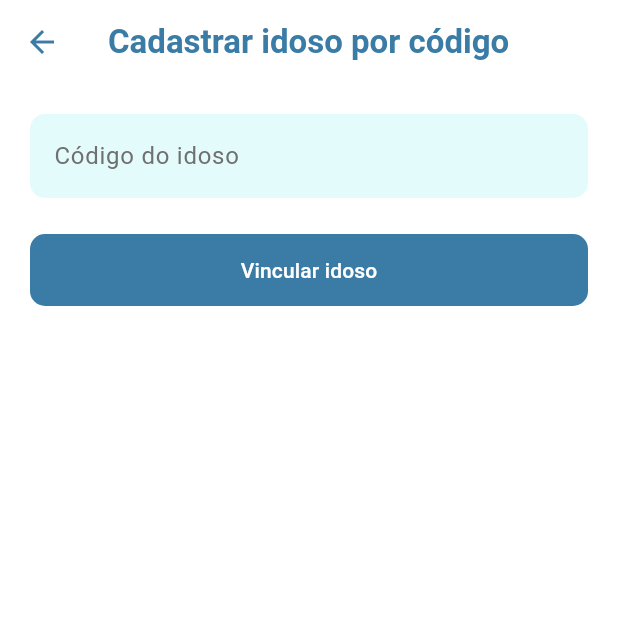
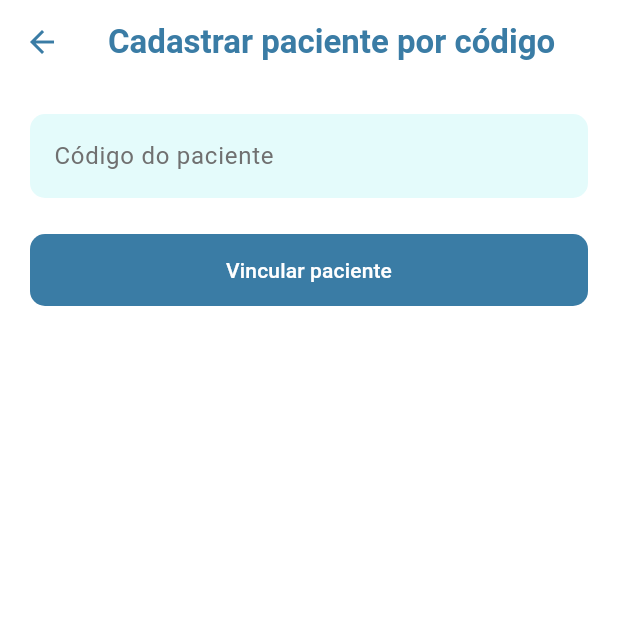
Before and after one commit to Pedro0826/Lembrar-Plus, a Flutter app: the RegisterCodigoIdosoPage screen opened by its route, on a phone screen of 412 x 824 dp, the top half of it. Run offline on Flutter 3.47's test engine with Material 3 defaults, Android fonts, the phone set to English and light mode, and no system bars; our stand-ins replace carousel_slider, cloud_firestore, firebase_auth, firebase_core, firebase_storage, google_sign_in and 2 more; missing offline and left inert: circular_menu, reorderable_grid; accounts and stored records are empty; generated files the repository leaves out were written again; network calls fail.

Commit message:
Mudança de idoso para paciente.

```diff
--- a/lib/app.dart
+++ b/lib/app.dart
@@ -1,18 +1,17 @@
-
 import 'package:flutter/material.dart';
 // ...existing code...
 import 'screens/welcome.dart';
 import 'screens/login.dart';
 import 'screens/register_principal.dart';
-import 'screens/register_idoso.dart';
+import 'screens/register_paciente.dart';
 import 'screens/register_responsavel.dart';
-import 'screens/home_idoso.dart';
+import 'screens/home_paciente.dart';
 import 'screens/home_responsavel.dart';
 import 'screens/register_responsavel_resto.dart';
-import 'screens/register_idoso_resto.dart';
-import 'screens/idoso_page.dart';
-import 'screens/idoso_info.dart';
-import 'screens/register_codigo_idoso.dart';
+import 'screens/register_paciente_resto.dart';
+import 'screens/paciente_page.dart';
+import 'screens/paciente_info.dart';
+import 'screens/register_codigo_paciente.dart';
 import 'screens/medicamentos.dart';
 import 'screens/register_medicamentos.dart';
 
@@ -28,35 +27,47 @@ class App extends StatelessWidget {
         '/welcome': (context) => const WelcomePage(),
         '/login': (context) => const LoginPage(),
         '/register_principal': (context) => const RegisterPrincipalPage(),
-        '/register_idoso': (context) => const RegisterIdosoPage(),
+        '/register_paciente': (context) => const RegisterIdosoPage(),
         '/register_responsavel': (context) => const RegisterResponsavelPage(),
-        '/register_responsavel_resto': (context) => const RegisterResponsavelRestoPage(nome: '', email: ''),
-        '/home_idoso': (context) => const HomeIdoso(),
+        '/register_responsavel_resto': (context) =>
+            const RegisterResponsavelRestoPage(nome: '', email: ''),
+        '/home_paciente': (context) => const HomeIdoso(),
         '/home_responsavel': (context) => const HomeResponsavel(),
-        '/register_codigo_idoso': (context) => const RegisterCodigoIdosoPage(),
-        '/register_idoso_resto': (context) {
-          final args = ModalRoute.of(context)?.settings.arguments as Map<String, dynamic>?;
+        '/register_codigo_paciente': (context) =>
+            const RegisterCodigoIdosoPage(),
+        '/register_paciente_resto': (context) {
+          final args =
+              ModalRoute.of(context)?.settings.arguments
+                  as Map<String, dynamic>?;
           final idosoId = args?['idosoId'] ?? '';
           return RegisterIdosoRestoPage(idosoId: idosoId);
         },
-        '/idoso_page': (context) {
-          final args = ModalRoute.of(context)?.settings.arguments as Map<String, dynamic>?;
+        '/paciente_page': (context) {
+          final args =
+              ModalRoute.of(context)?.settings.arguments
+                  as Map<String, dynamic>?;
           final idosoId = args?['idosoId'] ?? '';
           return IdosoPage(idosoId: idosoId);
         },
-        '/idoso_info': (context) {
-          final args = ModalRoute.of(context)?.settings.arguments as Map<String, dynamic>?;
+        '/paciente_info': (context) {
+          final args =
+              ModalRoute.of(context)?.settings.arguments
+                  as Map<String, dynamic>?;
           final idosoId = args?['idosoId'] ?? '';
           return IdosoInfoPage(idosoId: idosoId);
         },
         '/medicamentos': (context) {
-          final args = ModalRoute.of(context)?.settings.arguments as Map<String, dynamic>?;
+          final args =
+              ModalRoute.of(context)?.settings.arguments
+                  as Map<String, dynamic>?;
           final idosoId = args?['idosoId'] ?? '';
           final apelido = args?['apelido'] ?? '';
           return MedicamentosPage(idosoId: idosoId, apelido: apelido);
         },
         '/register_medicamentos': (context) {
-          final args = ModalRoute.of(context)?.settings.arguments as Map<String, dynamic>?;
+          final args =
+              ModalRoute.of(context)?.settings.arguments
+                  as Map<String, dynamic>?;
           final idosoId = args?['idosoId'] ?? '';
           return RegisterMedicamentosPage(idosoId: idosoId);
         },
--- a/lib/screens/home_idoso.dart
+++ b/lib/screens/home_paciente.dart
@@ -2,7 +2,7 @@ import 'package:flutter/material.dart';
 import '../services/auth_service.dart';
 import 'package:cloud_firestore/cloud_firestore.dart';
 import 'package:reorderable_grid/reorderable_grid.dart';
-import 'idoso_info.dart';
+import 'paciente_info.dart';
 import 'package:image_picker/image_picker.dart';
 import 'package:firebase_storage/firebase_storage.dart';
 import 'dart:io';
--- a/lib/screens/home_responsavel.dart
+++ b/lib/screens/home_responsavel.dart
@@ -2,7 +2,7 @@ import 'package:flutter/material.dart';
 import '../services/auth_service.dart';
 import 'package:cloud_firestore/cloud_firestore.dart';
 import 'package:circular_menu/circular_menu.dart';
-import 'idoso_page.dart';
+import 'paciente_page.dart';
 
 class HomeResponsavel extends StatefulWidget {
   const HomeResponsavel({super.key});
@@ -73,7 +73,7 @@ class _HomeResponsavelState extends State<HomeResponsavel> {
       });
     } catch (e) {
       setState(() {
-        errorMsg = "Erro ao carregar idosos.";
+        errorMsg = "Erro ao carregar pacientes.";
         isLoading = false;
       });
     }
@@ -198,7 +198,7 @@ class _HomeResponsavelState extends State<HomeResponsavel> {
                               mainAxisSize: MainAxisSize.min,
                               children: [
                                 const Text(
-                                  "Você ainda não tem idosos cadastrados.",
+                                  "Você ainda não tem pacientes cadastrados.",
                                   textAlign: TextAlign.center,
                                   style: TextStyle(
                                     fontSize: 18,
--- a/lib/screens/login.dart
+++ b/lib/screens/login.dart
@@ -67,7 +67,7 @@ class _LoginPageState extends State<LoginPage> {
           Navigator.pushReplacementNamed(context, '/home_idoso');
           return;
         }
-        mostrarErro('Usuário não encontrado como responsável ou idoso.');
+        mostrarErro('Usuário não encontrado como responsável ou paciente.');
       }
     } catch (e) {
       mostrarErro('Falha no login: ${e.toString()}');
@@ -87,7 +87,7 @@ class _LoginPageState extends State<LoginPage> {
           Navigator.pushReplacementNamed(context, '/home_idoso');
           return;
         }
-        mostrarErro('Usuário não encontrado como responsável ou idoso.');
+        mostrarErro('Usuário não encontrado como responsável ou paciente.');
       }
     } catch (e) {
       mostrarErro('Falha no login com Google: ${e.toString()}');
--- a/lib/screens/idoso_page.dart
+++ b/lib/screens/paciente_page.dart
@@ -1,10 +1,9 @@
 import 'package:flutter/material.dart';
-import 'package:firebase_auth/firebase_auth.dart';
 import 'package:cloud_firestore/cloud_firestore.dart';
 import 'package:circular_menu/circular_menu.dart';
-import 'idoso_info.dart';
+import 'paciente_info.dart';
 import 'medicamentos.dart';
-import 'ligar_idoso.dart';
+import 'ligar_paciente.dart';
 import 'notificacoes_responsavel.dart';
 
 class IdosoPage extends StatefulWidget {
--- a/lib/screens/register_codigo_idoso.dart
+++ b/lib/screens/register_codigo_paciente.dart
@@ -1,7 +1,7 @@
 import 'package:cloud_firestore/cloud_firestore.dart';
 import 'package:flutter/material.dart';
 import '../services/firestore_service.dart';
-import 'register_idoso_resto.dart';
+import 'register_paciente_resto.dart';
 import '../services/auth_service.dart';
 
 class RegisterCodigoIdosoPage extends StatefulWidget {
@@ -42,7 +42,7 @@ class _RegisterCodigoIdosoPageState extends State<RegisterCodigoIdosoPage> {
     final codigo = codigoController.text.trim();
     if (codigo.isEmpty) {
       setState(() {
-        errorMsg = 'Digite o código do idoso.';
+        errorMsg = 'Digite o código do paciente.';
         isLoading = false;
       });
       return;
@@ -51,7 +51,7 @@ class _RegisterCodigoIdosoPageState extends State<RegisterCodigoIdosoPage> {
     final idosoSnap = await firestore.getIdosoByCodigo(codigo);
     if (idosoSnap == null) {
       setState(() {
-        errorMsg = 'Idoso não encontrado.';
+        errorMsg = 'Paciente não encontrado.';
         isLoading = false;
       });
       return;
@@ -107,7 +107,7 @@ class _RegisterCodigoIdosoPageState extends State<RegisterCodigoIdosoPage> {
       backgroundColor: Colors.white,
       appBar: AppBar(
         title: const Text(
-          'Cadastrar idoso por código',
+          'Cadastrar paciente por código',
           style: TextStyle(
             color: Color(0xFF3A7CA5),
             fontWeight: FontWeight.bold,
@@ -123,7 +123,7 @@ class _RegisterCodigoIdosoPageState extends State<RegisterCodigoIdosoPage> {
           children: [
             TextField(
               controller: codigoController,
-              decoration: campoDecoration('Código do idoso'),
+              decoration: campoDecoration('Código do paciente'),
             ),
             if (errorMsg != null)
               Padding(
@@ -147,7 +147,7 @@ class _RegisterCodigoIdosoPageState extends State<RegisterCodigoIdosoPage> {
               ),
               child: isLoading
                   ? const CircularProgressIndicator(color: Colors.white)
-                  : const Text('Vincular idoso'),
+                  : const Text('Vincular paciente'),
             ),
           ],
         ),
--- a/lib/screens/register_idoso.dart
+++ b/lib/screens/register_paciente.dart
@@ -83,7 +83,7 @@ class _RegisterIdosoPageState extends State<RegisterIdosoPage> {
       backgroundColor: Colors.white,
       appBar: AppBar(
         title: const Text(
-          "Registrar como idoso",
+          "Registrar como paciente",
           style: TextStyle(
             color: Color(0xFF6DBE81),
             fontWeight: FontWeight.bold,
--- a/lib/screens/register_idoso_resto.dart
+++ b/lib/screens/register_paciente_resto.dart
@@ -78,7 +78,7 @@ class _RegisterIdosoRestoPageState extends State<RegisterIdosoRestoPage> {
     return Scaffold(
       appBar: AppBar(
         title: const Text(
-          'Informações adicionais do idoso',
+          'Informações adicionais do paciente',
           style: TextStyle(
             color: Color(0xFF66B2B2),
             fontWeight: FontWeight.bold,
--- a/lib/screens/register_principal.dart
+++ b/lib/screens/register_principal.dart
@@ -41,7 +41,7 @@ class _RegisterPrincipalPageState extends State<RegisterPrincipalPage> {
           ),
         ),
         content: const Text(
-          'Selecione se deseja se registrar como Responsável ou como Idoso.',
+          'Selecione se deseja se registrar como Responsável ou como Paciente.',
           style: TextStyle(fontSize: 17),
         ),
         actions: [
@@ -154,7 +154,7 @@ class _RegisterPrincipalPageState extends State<RegisterPrincipalPage> {
                       Navigator.pushNamed(context, '/register_idoso');
                     },
                     color: const Color(0xFF6DBE81),
-                    label: 'Registrar-se como Idoso',
+                    label: 'Registrar-se como Paciente',
                     iconAsset: 'assets/images/registro_idoso.png',
                   ),
                 ],
```
Also changed, not shown: lib/screens/ligar_paciente.dart (renamed from lib/screens/ligar_idoso.dart), lib/screens/paciente_info.dart (renamed from lib/screens/idoso_info.dart).
